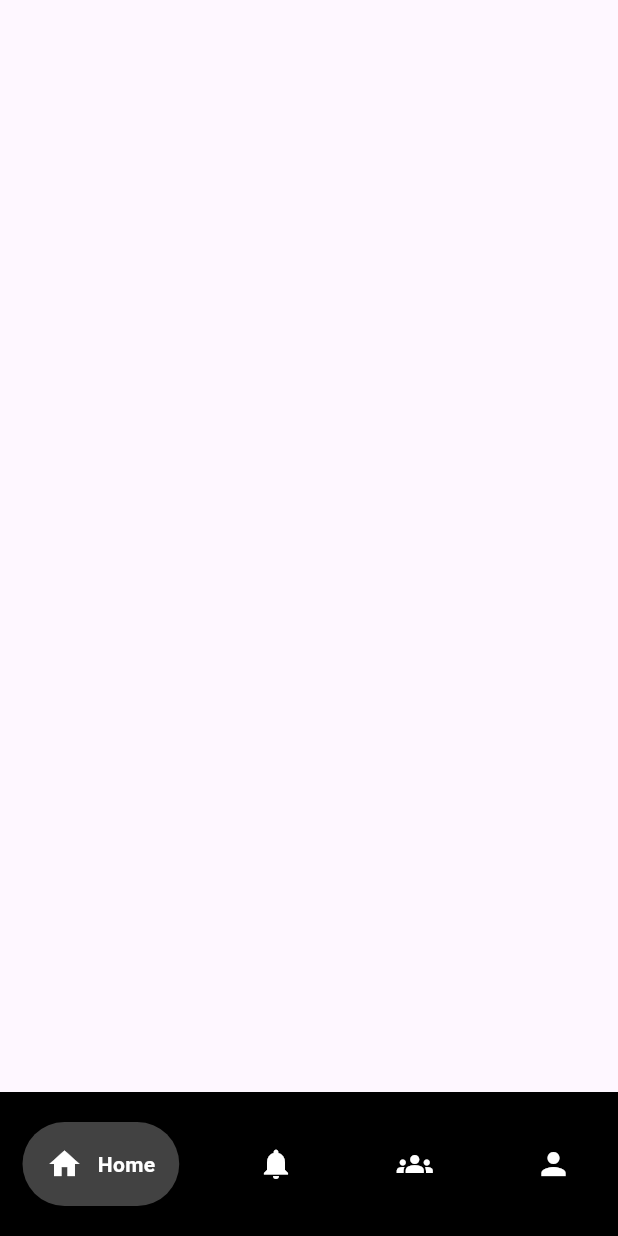
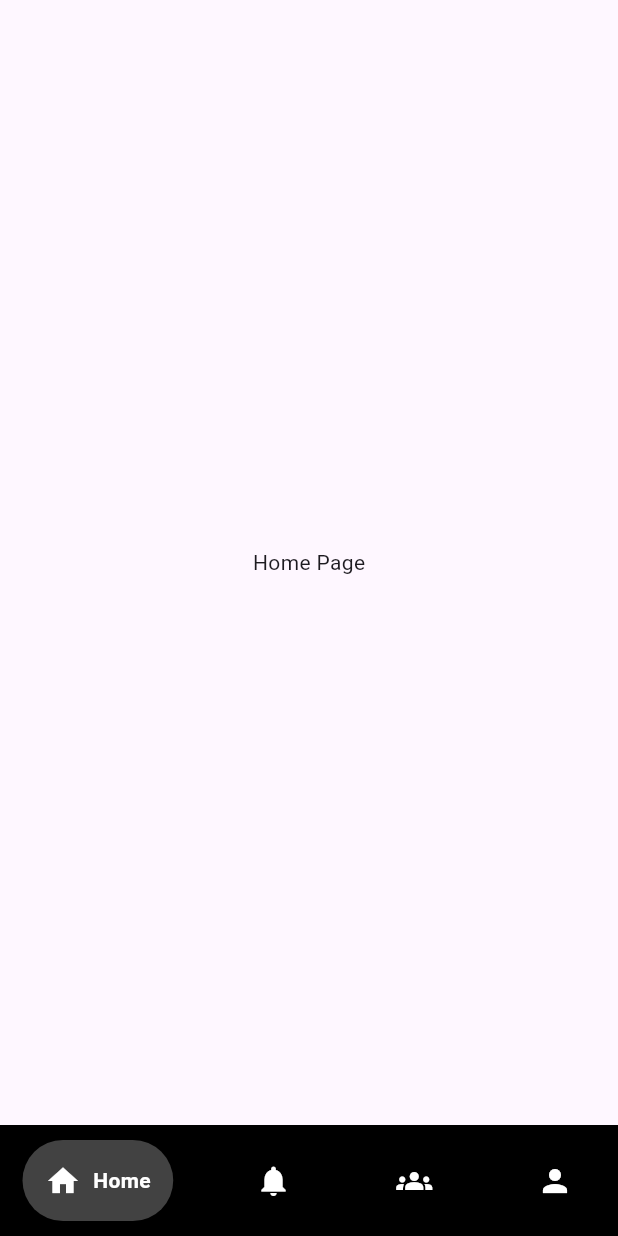
Before and after one commit to Destrabe/Login-En-Flutter, a Flutter app: the screen it shows after launch, after a tap on "Inicio de sesión", on a phone screen of 412 x 824 dp. Run offline on Flutter 3.47's test engine with Material 3 defaults, Android fonts, the phone set to English and light mode, and no system bars; drawn by our look-alikes of google_nav_bar.

Commit message:
Arreglo del problema de 24 pixeles

```diff
--- a/lib/Homepage.dart
+++ b/lib/Homepage.dart
@@ -1,4 +1,3 @@
-import 'package:app/main.dart';
 import 'package:flutter/material.dart';
 import 'package:google_nav_bar/google_nav_bar.dart';
 
@@ -9,57 +8,61 @@ class Homepage extends StatefulWidget {
   State<Homepage> createState() => _HomePageState();
 }
 
-class _HomePageState extends State<Homepage>{
+class _HomePageState extends State<Homepage> {
+  int _selectedIndex = 0;
+
+  // Lista de pantallas para cada pestaña
+  final List<Widget> _pages = [
+    Center(child: Text('Home Page')),
+    Center(child: Text('Notificaciones')),
+    Center(child: Text('Grupos')),
+    Center(child: Text('Perfil')),
+  ];
+
   @override
-  Widget build(BuildContext context){
+  Widget build(BuildContext context) {
     return Scaffold(
+      body: SafeArea(
+        child: _pages[_selectedIndex], // Contenido según la pestaña seleccionada
+      ),
       bottomNavigationBar: Container(
         color: Colors.black,
         child: Padding(
-          padding: const EdgeInsets.symmetric(horizontal: 15.0,vertical: 20),
+          padding: const EdgeInsets.symmetric(horizontal: 15.0, vertical: 10), //Tamaño del contenedor de los tabs
           child: GNav(
-            //rectangulo donde estan los botones
             backgroundColor: Colors.black,
-            //color de los botones antes de ser presionados
             color: Colors.white,
-            //color de los botones despues de ser presionados
             activeColor: Colors.white,
-            //color del area del boton seleccionado
             tabBackgroundColor: Colors.grey.shade800,
-            gap:10,
-
-            onTabChange: (index){
-              print(index);
+            gap: 8,
+            padding: const EdgeInsets.all(15), //Tamaño del relleno alrededor de los tabs
+            selectedIndex: _selectedIndex,
+            onTabChange: (index) {
+              setState(() {
+                _selectedIndex = index;
+              });
             },
-
-            padding:EdgeInsets.all(16),
             tabs: const [
               GButton(
                 icon: Icons.home,
                 text: 'Home',
-                ),
-
+              ),
               GButton(
                 icon: Icons.notifications,
                 text: 'Notificaciones',
               ),
-
               GButton(
                 icon: Icons.groups,
                 text: 'Grupos',
               ),
-
-
               GButton(
                 icon: Icons.person,
                 text: 'Perfil',
-                ),
+              ),
             ],
           ),
         ),
       ),
-
     );
   }
-
 }
--- a/lib/main.dart
+++ b/lib/main.dart
@@ -10,10 +10,7 @@ class MyApp extends StatelessWidget {
   @override
   Widget build(BuildContext context) {
     return MaterialApp(
-      title: 'App de Inicio de Sesión',
-      theme: ThemeData(
-        primarySwatch: Colors.blue,
-      ),
+      title: 'Tinder?',
       debugShowCheckedModeBanner: false,
       home: HomePage(),
     );
@@ -29,13 +26,17 @@ class HomePage extends StatelessWidget {
         title: Text('Pantalla de Inicio'),
       ),
       body: Center(
-        child: ElevatedButton(
+        child: FilledButton(
           onPressed: () {
             Navigator.push(
               context,
               MaterialPageRoute(builder: (context)=> Homepage()),
               );
           },
+          style: ButtonStyle(
+            backgroundColor: MaterialStateProperty.all(Colors.black), // Color de boton
+            foregroundColor: MaterialStateProperty.all(Colors.white), // Color del texto del boton
+          ),
           child: Text('Inicio de sesión'),
         ),
       ),
```
